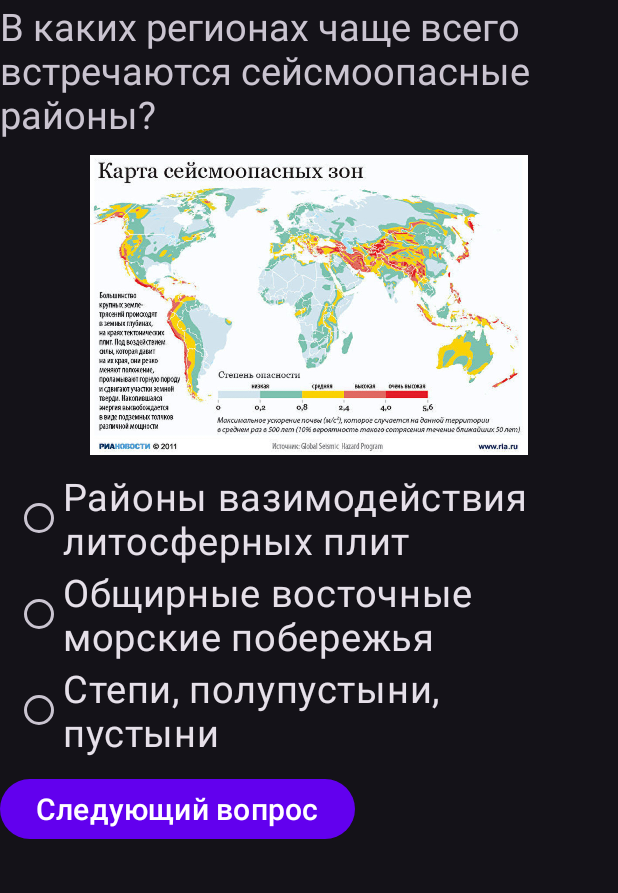
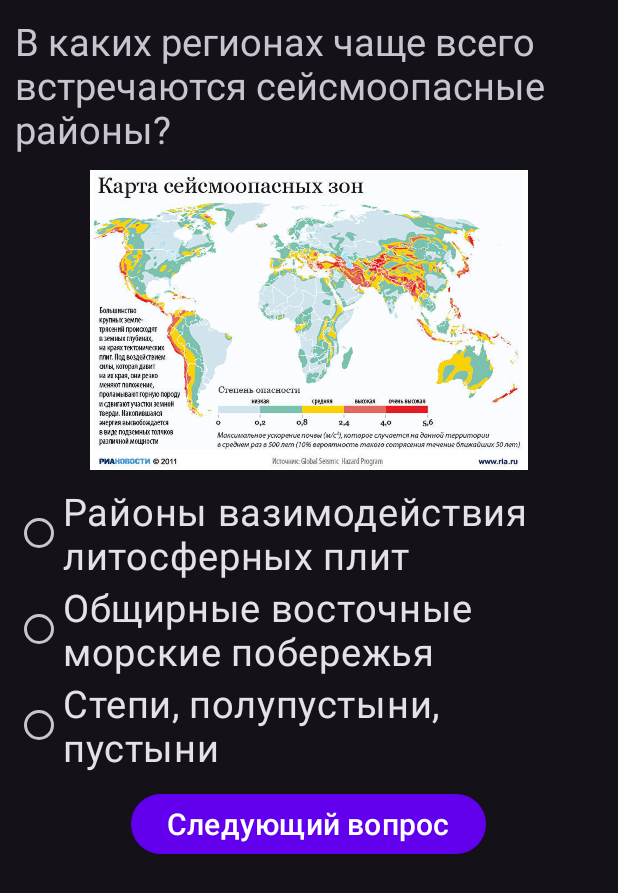
Before and after one commit to NceSova/GeographyQuiz, an Android app: the screen it shows after launch (MainActivity), on a phone screen of 412 x 824 dp. Shown: the top 893 px of the screen. Run offline under Robolectric (Android 15) with nearby library versions, the phone set to English and light mode, and no system bars.

Commit message:
Ui changes

```diff
--- a/app/src/main/res/layout/activity_main.xml
+++ b/app/src/main/res/layout/activity_main.xml
@@ -11,7 +11,7 @@
         android:layout_height="wrap_content"
         android:textSize="25dp"
         android:text="Вопрос 1"
-        android:paddingBottom="10dp"/>
+        android:padding="10dp"/>
 
     <ImageView
         android:id="@+id/imageView"
@@ -54,6 +54,7 @@
         android:layout_width="wrap_content"
         android:layout_height="wrap_content"
         android:text="Следующий вопрос"
-        android:textSize="20dp"/>
+        android:textSize="20dp"
+        android:layout_gravity="center"/>
 
 </LinearLayout>
```
